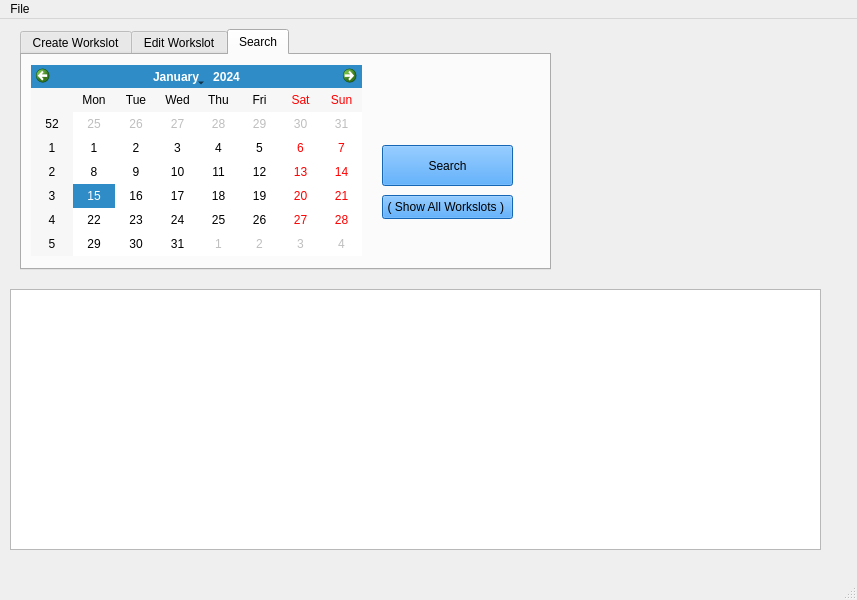
Old version of the form QtCafeWorkforceManager/CafeOwnerWindow.ui in the repository wreathe-unreal/CSIT314-Project.
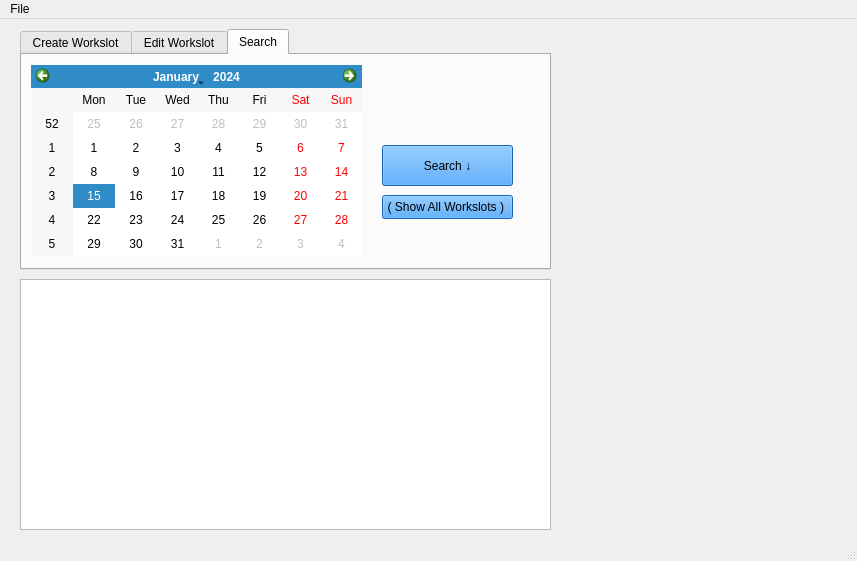
New version of the form. The open tabs and pages were chosen to show the change. Icons and pictures are not drawn.

Patch:
```diff
--- a/QtCafeWorkforceManager/CafeOwnerWindow.ui
+++ b/QtCafeWorkforceManager/CafeOwnerWindow.ui
@@ -7,7 +7,7 @@
     <x>0</x>
     <y>0</y>
     <width>857</width>
-    <height>600</height>
+    <height>561</height>
    </rect>
   </property>
   <property name="windowTitle">
@@ -18,7 +18,7 @@
     <property name="geometry">
      <rect>
       <x>560</x>
-      <y>40</y>
+      <y>180</y>
       <width>271</width>
       <height>181</height>
      </rect>
@@ -36,10 +36,10 @@
    <widget class="QTableWidget" name="slotTable">
     <property name="geometry">
      <rect>
-      <x>10</x>
-      <y>270</y>
-      <width>811</width>
-      <height>261</height>
+      <x>20</x>
+      <y>260</y>
+      <width>531</width>
+      <height>251</height>
      </rect>
     </property>
    </widget>
@@ -266,7 +266,7 @@
 color: black;</string>
       </property>
       <property name="text">
-       <string>Search</string>
+       <string>Search ↓</string>
       </property>
      </widget>
      <widget class="QCalendarWidget" name="calendarSearch">
```
Left out of the diff: 6 changed lines with no effect on the pictures.
